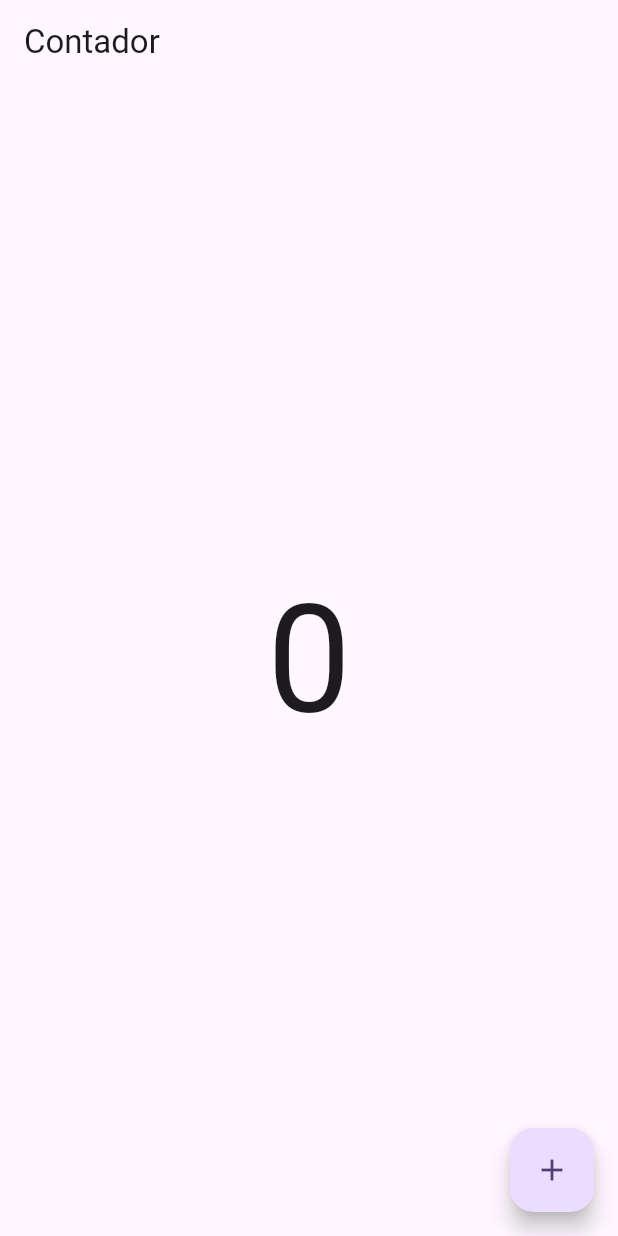
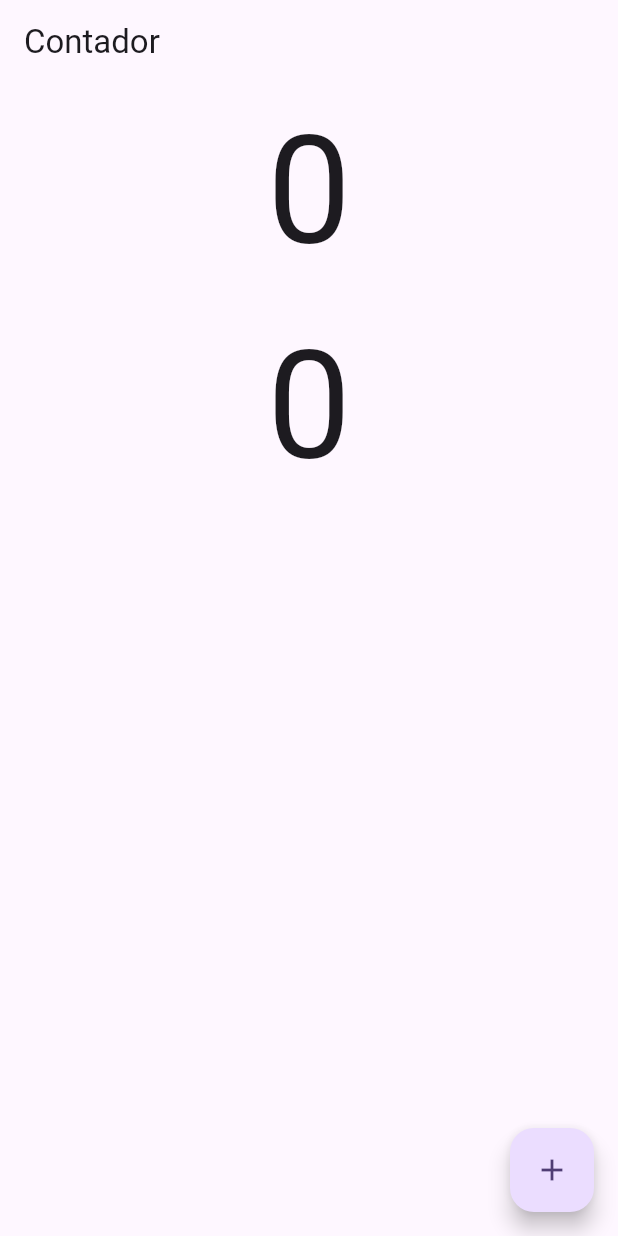
Before and after one commit to treinaweb/treinaweb-flutter-Getx, a Flutter app: the screen it shows after launch, on a phone screen of 412 x 824 dp. Run offline on Flutter 3.47's test engine with Material 2 defaults, Android fonts, the phone set to English and light mode, and no system bars; our stand-ins replace get.

Commit message:
alterando estado do contador

```diff
--- a/lib/app/modules/home/home_controller.dart
+++ b/lib/app/modules/home/home_controller.dart
@@ -2,8 +2,14 @@ import 'package:get/get.dart';
 
 class HomeController extends GetxController {
   int count = 0;
+  var count2 = 0.obs;
 
   void setValue() {
     count++;
+    update();
+  }
+
+  void setValue2() {
+    count2++;
   }
 }
--- a/lib/app/modules/home/home_page.dart
+++ b/lib/app/modules/home/home_page.dart
@@ -17,9 +17,23 @@ class HomePage extends GetView<HomeController> {
         child: const Icon(Icons.add),
       ),
       body: Center(
-        child: Text(
-          controller.count.toString(),
-          style: const TextStyle(fontSize: 100),
+        child: Column(
+          children: [
+            GetBuilder<HomeController>(
+              builder: (controll) {
+                return Text(
+                  controll.count.toString(),
+                  style: const TextStyle(fontSize: 100),
+                );
+              },
+            ),
+            Obx(
+              () => Text(
+                controller.count2.toString(),
+                style: const TextStyle(fontSize: 100),
+              ),
+            )
+          ],
         ),
       ),
     );
```
